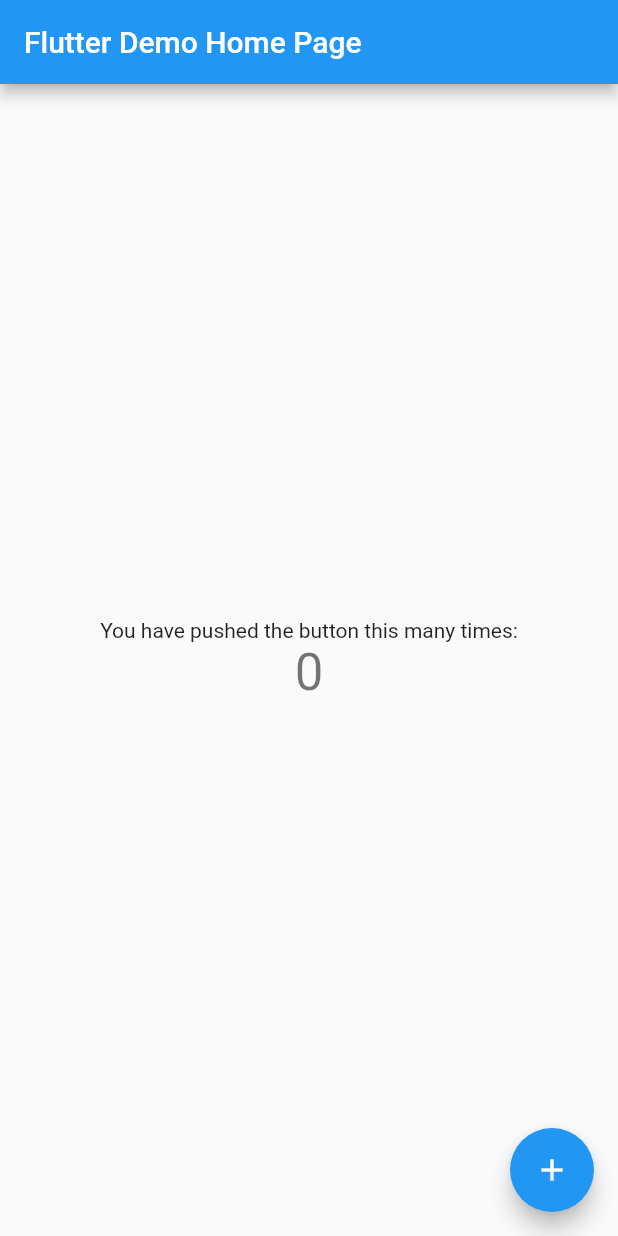
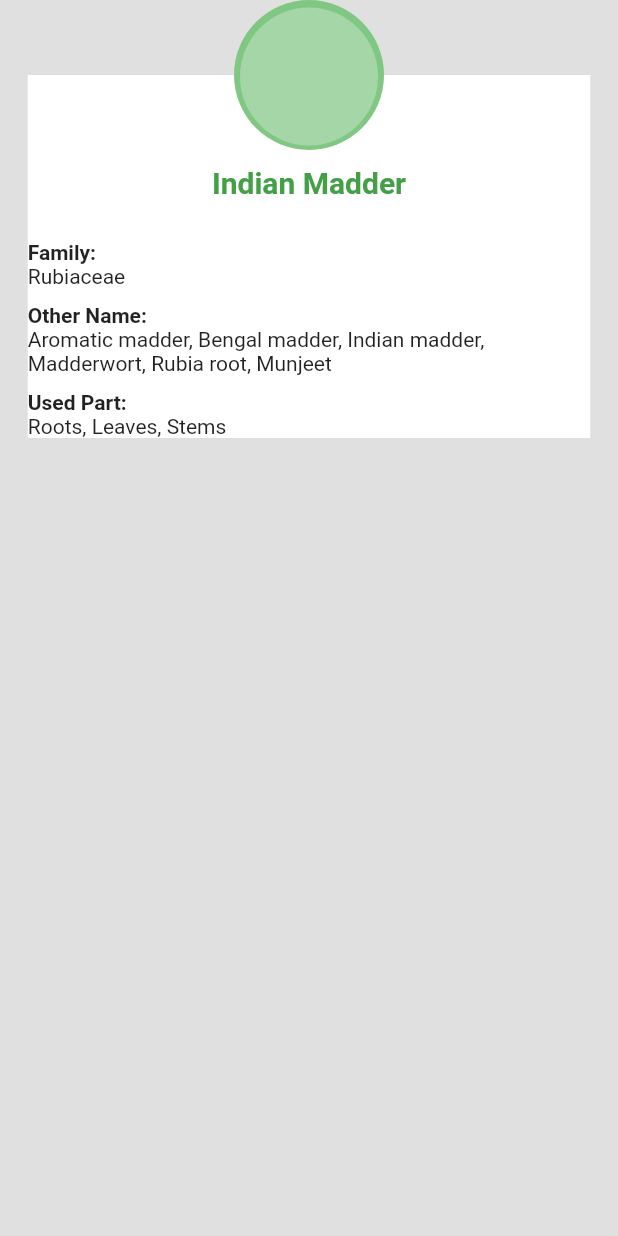
Before and after one commit to jorgegh2/Fluttern-exercises, a Flutter app: the screen it shows after launch, on a phone screen of 412 x 824 dp. Run offline on Flutter 3.47's test engine with Material 2 defaults, Android fonts, the phone set to English and light mode, and no system bars.

Commit message:
first container without image

```diff
--- a/task1jorgegemasherencia/lib/main.dart
+++ b/task1jorgegemasherencia/lib/main.dart
@@ -1,4 +1,5 @@
 import 'package:flutter/material.dart';
+
 /*https://dribbble.com/shots/7423743-Laborati-Ginori*/
 void main() => runApp(MyApp());
 
@@ -20,92 +21,133 @@ class MyApp extends StatelessWidget {
         // is not restarted.
         primarySwatch: Colors.blue,
       ),
-      home: MyHomePage(title: 'Flutter Demo Home Page'),
+      home: Scaffold(
+        backgroundColor: Colors.grey[300],
+        body: Center(
+          child: Stack(
+            alignment: AlignmentDirectional.center,
+            children: <Widget>[
+              Positioned(
+                top: 50,
+                child: Container(
+                  width: 375,
+                  child: Column(
+                    crossAxisAlignment: CrossAxisAlignment.start,
+                    children: <Widget>[
+                      SizedBox(
+                        height: 100,
+                      ),
+                      Column(
+                        crossAxisAlignment: CrossAxisAlignment.start,
+                        children: <Widget>[
+                          TextCamp(textBold: "Family:", description: "Rubiaceae",),
+                          TextCamp(textBold: "Other Name:", description: "Aromatic madder, Bengal madder, Indian madder, Madderwort, Rubia root, Munjeet",),
+                          TextCamp(textBold: "Used Part:", description: "Roots, Leaves, Stems",),
+                        ],
+                      ),
+                    ],
+                  ),
+                  color: Colors.white,
+                ),
+              ),
+              PlantCircle(),
+            ],
+          ),
+        ),
+      ),
     );
   }
 }
 
-class MyHomePage extends StatefulWidget {
-  MyHomePage({Key key, this.title}) : super(key: key);
+class TextCamp extends StatelessWidget {
+  final String textBold;
+  final String description;
 
-  // This widget is the home page of your application. It is stateful, meaning
-  // that it has a State object (defined below) that contains fields that affect
-  // how it looks.
-
-  // This class is the configuration for the state. It holds the values (in this
-  // case the title) provided by the parent (in this case the App widget) and
-  // used by the build method of the State. Fields in a Widget subclass are
-  // always marked "final".
-
-  final String title;
-
-  @override
-  _MyHomePageState createState() => _MyHomePageState();
-}
-
-class _MyHomePageState extends State<MyHomePage> {
-  int _counter = 0;
-
-  void _incrementCounter() {
-    setState(() {
-      // This call to setState tells the Flutter framework that something has
-      // changed in this State, which causes it to rerun the build method below
-      // so that the display can reflect the updated values. If we changed
-      // _counter without calling setState(), then the build method would not be
-      // called again, and so nothing would appear to happen.
-      _counter++;
-    });
-  }
+  TextCamp({this.textBold,this.description});
 
   @override
   Widget build(BuildContext context) {
-    // This method is rerun every time setState is called, for instance as done
-    // by the _incrementCounter method above.
-    //
-    // The Flutter framework has been optimized to make rerunning build methods
-    // fast, so that you can just rebuild anything that needs updating rather
-    // than having to individually change instances of widgets.
-    return Scaffold(
-      appBar: AppBar(
-        // Here we take the value from the MyHomePage object that was created by
-        // the App.build method, and use it to set our appbar title.
-        title: Text(widget.title),
-      ),
-      body: Center(
-        // Center is a layout widget. It takes a single child and positions it
-        // in the middle of the parent.
-        child: Column(
-          // Column is also layout widget. It takes a list of children and
-          // arranges them vertically. By default, it sizes itself to fit its
-          // children horizontally, and tries to be as tall as its parent.
-          //
-          // Invoke "debug painting" (press "p" in the console, choose the
-          // "Toggle Debug Paint" action from the Flutter Inspector in Android
-          // Studio, or the "Toggle Debug Paint" command in Visual Studio Code)
-          // to see the wireframe for each widget.
-          //
-          // Column has various properties to control how it sizes itself and
-          // how it positions its children. Here we use mainAxisAlignment to
-          // center the children vertically; the main axis here is the vertical
-          // axis because Columns are vertical (the cross axis would be
-          // horizontal).
-          mainAxisAlignment: MainAxisAlignment.center,
+    return Column(
+      crossAxisAlignment: CrossAxisAlignment.start,
       children: <Widget>[
-            Text(
-              'You have pushed the button this many times:',
+        SizedBox(
+          height: 10,
         ),
         Text(
-              '$_counter',
-              style: Theme.of(context).textTheme.display1,
+          textBold,
+          style: TextStyle(
+            fontWeight: FontWeight.bold,
+          ),
+        ),
+        Text(description),
+      ],
+    );
+  }
+}
+
+class PlantCircle extends StatelessWidget {
+  const PlantCircle({
+    Key key,
+  }) : super(key: key);
+
+  @override
+  Widget build(BuildContext context) {
+    return Center(
+      child: Column(
+        children: <Widget>[
+          Container(
+            height: 100,
+            width: 100,
+            decoration: ShapeDecoration(
+              shape: CircleBorder(),
+              color: Colors.green[300],
+            ),
+            child: Column(
+              children: <Widget>[
+                SizedBox(
+                  height: 5,
+                ),
+                Container(
+                  width: 92,
+                  height: 92,
+                  decoration: ShapeDecoration(
+                    shape: CircleBorder(),
+                    color: Colors.green[200],
+                  ),
                 ),
               ],
             ),
           ),
-      floatingActionButton: FloatingActionButton(
-        onPressed: _incrementCounter,
-        tooltip: 'Increment',
-        child: Icon(Icons.add),
-      ), // This trailing comma makes auto-formatting nicer for build methods.
+          SizedBox(
+            height: 10,
+          ),
+          Text(
+            "Indian Madder",
+            style: TextStyle(
+              color: Colors.green[600],
+              fontSize: 20,
+              fontWeight: FontWeight.bold,
+            ),
+          ),
+          /* Stack(
+            children: <Widget>[
+              Container(
+                width: 50,
+                height: 50,
+                color: Colors.red,
+              ),
+              Positioned(
+                child: Container(
+                  width: 20,
+                  height: 20,
+                  color: Colors.blue,
+                ),
+                //top: 15,
+              )
+            ],
+          )*/
+        ],
+      ),
     );
   }
 }
```
Also changed, not shown: task1jorgegemasherencia/pubspec.lock, 1 other file. Lines whose indentation alone changed are shown as unchanged.
